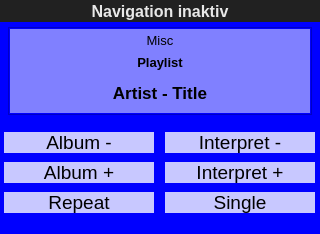
First picture: the form in mp3player.ui, repository pohlinkzei/QTmp3Player, before the edit.
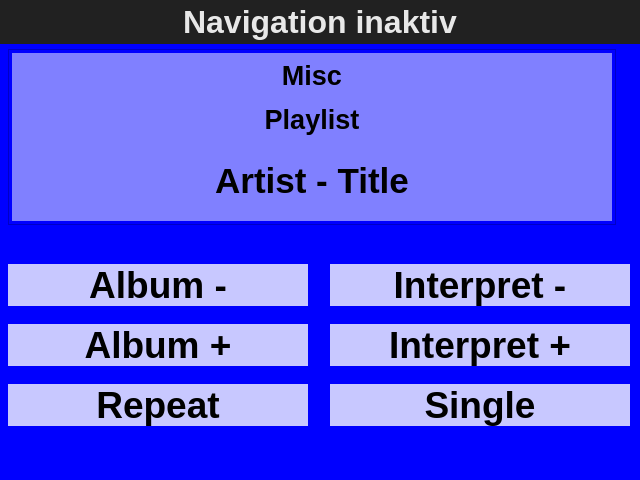
Second picture: the form after the edit.

What changed in the file:
```diff
--- a/mp3player.ui
+++ b/mp3player.ui
@@ -6,8 +6,8 @@
    <rect>
     <x>0</x>
     <y>0</y>
-    <width>320</width>
-    <height>234</height>
+    <width>640</width>
+    <height>480</height>
    </rect>
   </property>
   <property name="sizePolicy">
@@ -18,14 +18,14 @@
   </property>
   <property name="minimumSize">
    <size>
-    <width>320</width>
-    <height>0</height>
+    <width>640</width>
+    <height>480</height>
    </size>
   </property>
   <property name="maximumSize">
    <size>
-    <width>320</width>
-    <height>234</height>
+    <width>640</width>
+    <height>480</height>
    </size>
   </property>
   <property name="windowTitle">
@@ -40,14 +40,14 @@
    </property>
    <property name="minimumSize">
     <size>
-     <width>320</width>
-     <height>234</height>
+     <width>640</width>
+     <height>480</height>
     </size>
    </property>
    <property name="maximumSize">
     <size>
-     <width>320</width>
-     <height>234</height>
+     <width>640</width>
+     <height>480</height>
     </size>
    </property>
    <property name="toolTip">
@@ -75,8 +75,8 @@
      <rect>
       <x>0</x>
       <y>0</y>
-      <width>320</width>
-      <height>22</height>
+      <width>640</width>
+      <height>44</height>
      </rect>
     </property>
     <property name="sizePolicy">
@@ -87,20 +87,20 @@
     </property>
     <property name="minimumSize">
      <size>
-      <width>319</width>
-      <height>22</height>
+      <width>640</width>
+      <height>44</height>
      </size>
     </property>
     <property name="maximumSize">
      <size>
-      <width>320</width>
-      <height>22</height>
+      <width>640</width>
+      <height>44</height>
      </size>
     </property>
     <property name="font">
      <font>
       <family>MS Shell Dlg 2</family>
-      <pointsize>12</pointsize>
+      <pointsize>24</pointsize>
       <weight>75</weight>
       <bold>true</bold>
      </font>
@@ -138,21 +138,21 @@
     <property name="geometry">
      <rect>
       <x>0</x>
-      <y>22</y>
-      <width>320</width>
-      <height>212</height>
+      <y>44</y>
+      <width>640</width>
+      <height>424</height>
      </rect>
     </property>
     <property name="minimumSize">
      <size>
-      <width>320</width>
-      <height>212</height>
+      <width>640</width>
+      <height>424</height>
      </size>
     </property>
     <property name="maximumSize">
      <size>
-      <width>320</width>
-      <height>212</height>
+      <width>640</width>
+      <height>424</height>
      </size>
     </property>
     <property name="currentIndex">
@@ -162,10 +162,10 @@
      <widget class="QLabel" name="label6">
       <property name="geometry">
        <rect>
-        <x>165</x>
-        <y>170</y>
-        <width>150</width>
-        <height>21</height>
+        <x>330</x>
+        <y>340</y>
+        <width>300</width>
+        <height>42</height>
        </rect>
       </property>
       <property name="sizePolicy">
@@ -176,19 +176,21 @@
       </property>
       <property name="minimumSize">
        <size>
-        <width>150</width>
-        <height>21</height>
+        <width>300</width>
+        <height>42</height>
        </size>
       </property>
       <property name="maximumSize">
        <size>
-        <width>150</width>
-        <height>21</height>
+        <width>300</width>
+        <height>42</height>
        </size>
       </property>
       <property name="font">
        <font>
-        <pointsize>14</pointsize>
+        <pointsize>28</pointsize>
+        <weight>75</weight>
+        <bold>true</bold>
        </font>
       </property>
       <property name="toolTip">
@@ -219,10 +221,10 @@
      <widget class="QLabel" name="label3">
       <property name="geometry">
        <rect>
-        <x>4</x>
-        <y>170</y>
-        <width>150</width>
-        <height>21</height>
+        <x>8</x>
+        <y>340</y>
+        <width>300</width>
+        <height>42</height>
        </rect>
       </property>
       <property name="sizePolicy">
@@ -233,19 +235,22 @@
       </property>
       <property name="minimumSize">
        <size>
-        <width>150</width>
-        <height>21</height>
+        <width>300</width>
+        <height>42</height>
        </size>
       </property>
       <property name="maximumSize">
        <size>
-        <width>150</width>
-        <height>21</height>
+        <width>300</width>
+        <height>42</height>
        </size>
       </property>
       <property name="font">
        <font>
-        <pointsize>14</pointsize>
+        <pointsize>28</pointsize>
+        <weight>75</weight>
+        <bold>true</bold>
+        <strikeout>false</strikeout>
        </font>
       </property>
       <property name="toolTip">
@@ -276,10 +281,10 @@
      <widget class="QLabel" name="label2">
       <property name="geometry">
        <rect>
-        <x>4</x>
-        <y>140</y>
-        <width>150</width>
-        <height>21</height>
+        <x>8</x>
+        <y>280</y>
+        <width>300</width>
+        <height>42</height>
        </rect>
       </property>
       <property name="sizePolicy">
@@ -290,19 +295,21 @@
       </property>
       <property name="minimumSize">
        <size>
-        <width>150</width>
-        <height>21</height>
+        <width>300</width>
+        <height>42</height>
        </size>
       </property>
       <property name="maximumSize">
        <size>
-        <width>150</width>
-        <height>21</height>
+        <width>300</width>
+        <height>42</height>
        </size>
       </property>
       <property name="font">
        <font>
-        <pointsize>14</pointsize>
+        <pointsize>28</pointsize>
+        <weight>75</weight>
+        <bold>true</bold>
        </font>
       </property>
       <property name="toolTip">
@@ -333,10 +340,10 @@
      <widget class="QLabel" name="label1">
       <property name="geometry">
        <rect>
-        <x>4</x>
-        <y>110</y>
-        <width>150</width>
-        <height>21</height>
+        <x>8</x>
+        <y>220</y>
+        <width>300</width>
+        <height>42</height>
        </rect>
       </property>
       <property name="sizePolicy">
@@ -347,19 +354,21 @@
       </property>
       <property name="minimumSize">
        <size>
-        <width>150</width>
-        <height>21</height>
+        <width>300</width>
+        <height>42</height>
        </size>
       </property>
       <property name="maximumSize">
        <size>
-        <width>150</width>
-        <height>21</height>
+        <width>300</width>
+        <height>42</height>
        </size>
       </property>
       <property name="font">
        <font>
-        <pointsize>14</pointsize>
+        <pointsize>28</pointsize>
+        <weight>75</weight>
+        <bold>true</bold>
        </font>
       </property>
       <property name="toolTip">
@@ -390,10 +399,10 @@
      <widget class="QLabel" name="label4">
       <property name="geometry">
        <rect>
-        <x>165</x>
-        <y>110</y>
-        <width>150</width>
-        <height>21</height>
+        <x>330</x>
+        <y>220</y>
+        <width>300</width>
+        <height>42</height>
        </rect>
       </property>
       <property name="sizePolicy">
@@ -404,19 +413,21 @@
       </property>
       <property name="minimumSize">
        <size>
-        <width>150</width>
-        <height>21</height>
+        <width>300</width>
+        <height>42</height>
        </size>
       </property>
       <property name="maximumSize">
        <size>
-        <width>150</width>
-        <height>21</height>
+        <width>300</width>
+        <height>42</height>
        </size>
       </property>
       <property name="font">
        <font>
-        <pointsize>14</pointsize>
+        <pointsize>28</pointsize>
+        <weight>75</weight>
+        <bold>true</bold>
        </font>
       </property>
       <property name="toolTip">
@@ -447,10 +458,10 @@
      <widget class="QLabel" name="label5">
       <property name="geometry">
        <rect>
-        <x>165</x>
-        <y>140</y>
-        <width>150</width>
-        <height>21</height>
+        <x>330</x>
+        <y>280</y>
+        <width>300</width>
+        <height>42</height>
        </rect>
       </property>
       <property name="sizePolicy">
@@ -461,19 +472,21 @@
       </property>
       <property name="minimumSize">
        <size>
-        <width>150</width>
-        <height>21</height>
+        <width>300</width>
+        <height>42</height>
        </size>
       </property>
       <property name="maximumSize">
        <size>
-        <width>150</width>
-        <height>21</height>
+        <width>300</width>
+        <height>42</height>
        </size>
       </property>
       <property name="font">
        <font>
-        <pointsize>14</pointsize>
+        <pointsize>28</pointsize>
+        <weight>75</weight>
+        <bold>true</bold>
        </font>
       </property>
       <property name="toolTip">
@@ -506,8 +519,8 @@
        <rect>
         <x>8</x>
         <y>5</y>
-        <width>304</width>
-        <height>88</height>
+        <width>608</width>
+        <height>176</height>
        </rect>
       </property>
       <property name="sizePolicy">
@@ -518,19 +531,21 @@
       </property>
       <property name="minimumSize">
        <size>
-        <width>304</width>
-        <height>88</height>
+        <width>608</width>
+        <height>176</height>
        </size>
       </property>
       <property name="maximumSize">
        <size>
-        <width>304</width>
-        <height>88</height>
+        <width>608</width>
+        <height>176</height>
        </size>
       </property>
       <property name="font">
        <font>
-        <pointsize>12</pointsize>
+        <pointsize>24</pointsize>
+        <weight>75</weight>
+        <bold>true</bold>
        </font>
       </property>
       <property name="toolTip">
@@ -560,10 +575,10 @@
       <widget class="QLabel" name="mp3_misc_2">
        <property name="geometry">
         <rect>
-         <x>2</x>
-         <y>2</y>
-         <width>300</width>
-         <height>22</height>
+         <x>4</x>
+         <y>4</y>
+         <width>600</width>
+         <height>44</height>
         </rect>
        </property>
        <property name="sizePolicy">
@@ -574,19 +589,21 @@
        </property>
        <property name="minimumSize">
         <size>
-         <width>300</width>
-         <height>22</height>
+         <width>600</width>
+         <height>44</height>
         </size>
        </property>
        <property name="maximumSize">
         <size>
-         <width>300</width>
-         <height>22</height>
+         <width>600</width>
+         <height>44</height>
         </size>
        </property>
        <property name="font">
         <font>
-         <pointsize>10</pointsize>
+         <pointsize>20</pointsize>
+         <weight>75</weight>
+         <bold>true</bold>
         </font>
        </property>
        <property name="toolTip">
@@ -618,10 +635,10 @@
       <widget class="QLabel" name="mp3_label_playlist_2">
        <property name="geometry">
         <rect>
-         <x>2</x>
-         <y>24</y>
-         <width>300</width>
-         <height>22</height>
+         <x>4</x>
+         <y>48</y>
+         <width>600</width>
+         <height>44</height>
         </rect>
        </property>
        <property name="sizePolicy">
@@ -632,20 +649,20 @@
        </property>
        <property name="minimumSize">
         <size>
-         <width>300</width>
-         <height>22</height>
+         <width>600</width>
+         <height>44</height>
         </size>
        </property>
        <property name="maximumSize">
         <size>
-         <width>300</width>
-         <height>22</height>
+         <width>600</width>
+         <height>44</height>
         </size>
        </property>
        <property name="font">
         <font>
          <family>MS Shell Dlg 2</family>
-         <pointsize>10</pointsize>
+         <pointsize>20</pointsize>
          <weight>75</weight>
          <bold>true</bold>
         </font>
@@ -684,10 +701,10 @@
       <widget class="QLabel" name="mp3_label_title_2">
        <property name="geometry">
         <rect>
-         <x>2</x>
-         <y>46</y>
-         <width>300</width>
-         <height>40</height>
+         <x>4</x>
+         <y>92</y>
+         <width>600</width>
+         <height>80</height>
         </rect>
        </property>
        <property name="sizePolicy">
@@ -698,19 +715,19 @@
        </property>
        <property name="minimumSize">
         <size>
-         <width>300</width>
-         <height>40</height>
+         <width>600</width>
+         <height>80</height>
         </size>
        </property>
        <property name="maximumSize">
         <size>
-         <width>300</width>
-         <height>40</height>
+         <width>600</width>
+         <height>80</height>
         </size>
        </property>
        <property name="font">
         <font>
-         <pointsize>13</pointsize>
+         <pointsize>26</pointsize>
          <weight>75</weight>
          <bold>true</bold>
         </font>
```
